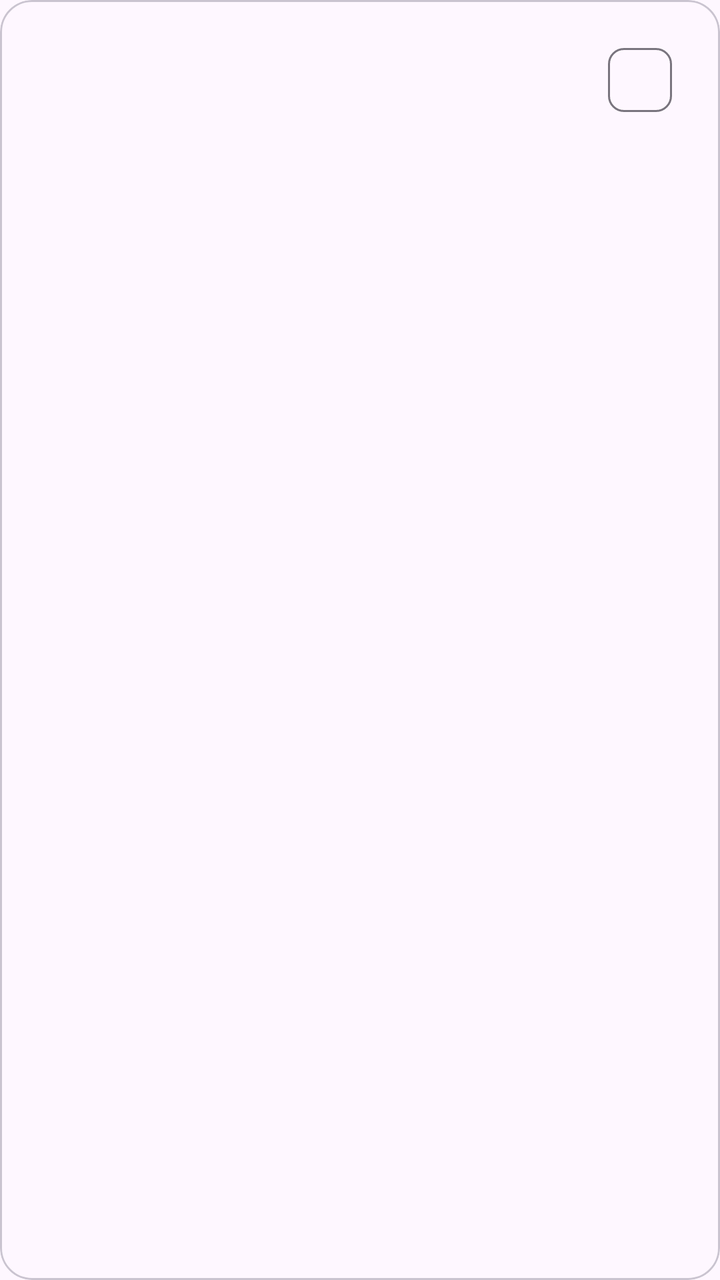
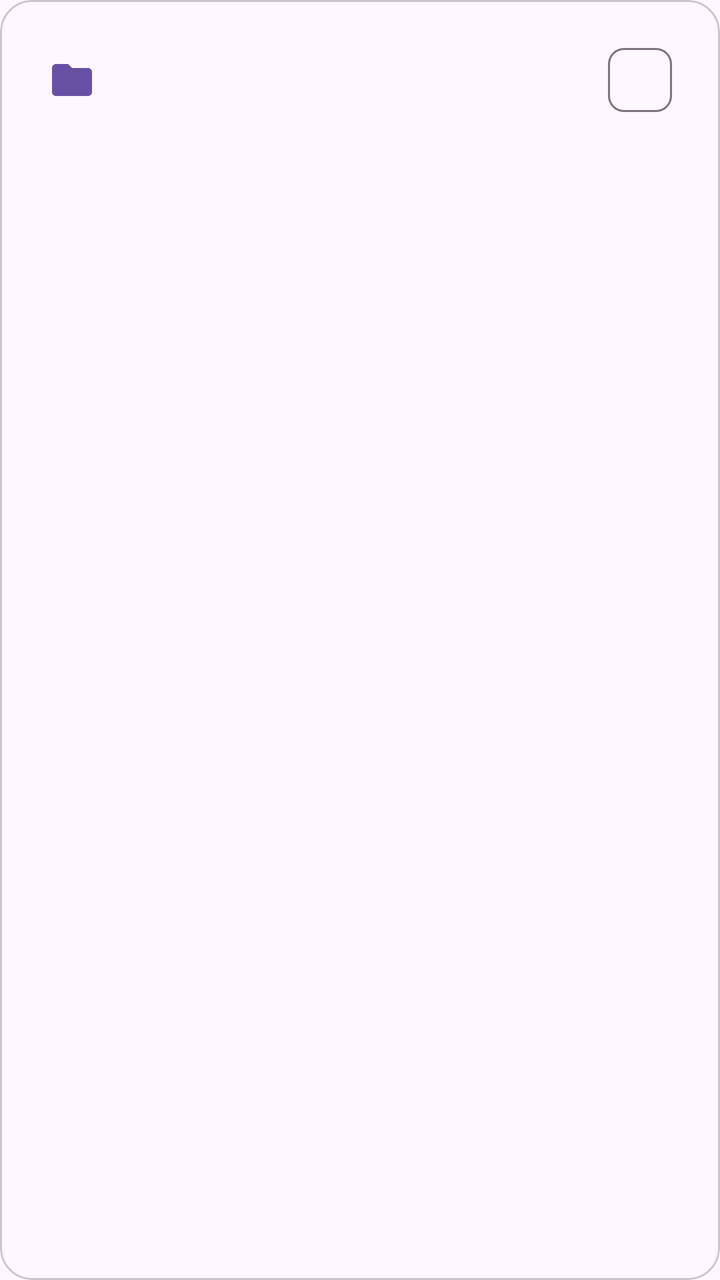

Before-and-after screenshots of an Android layout around one commit, followed by the original layout XML and the change that was made.
<!-- AndroidManifest.xml: application theme Theme.CloneCat -->
<!-- res/layout/item_user.xml -->
<?xml version="1.0" encoding="utf-8"?>
<com.google.android.material.card.MaterialCardView
    xmlns:android="http://schemas.android.com/apk/res/android"
    xmlns:app="http://schemas.android.com/apk/res-auto"
    android:layout_width="match_parent"
    android:layout_height="wrap_content"
    android:layout_marginHorizontal="16dp"
    android:layout_marginTop="12dp"
    android:clickable="true"
    android:focusable="true"
    app:cardCornerRadius="16dp">

    <LinearLayout
        android:layout_width="match_parent"
        android:layout_height="wrap_content"
        android:gravity="center_vertical"
        android:orientation="horizontal"
        android:padding="16dp">

        <LinearLayout
            android:layout_width="0dp"
            android:layout_height="wrap_content"
            android:layout_weight="1"
            android:orientation="vertical">

            <TextView
                android:id="@+id/userName"
                android:layout_width="wrap_content"
                android:layout_height="wrap_content"
                android:textAppearance="?attr/textAppearanceTitleMedium" />

            <TextView
                android:id="@+id/userMeta"
                android:layout_width="wrap_content"
                android:layout_height="wrap_content"
                android:textAppearance="?attr/textAppearanceBodySmall" />
        </LinearLayout>

        <com.google.android.material.chip.Chip
            android:id="@+id/typeChip"
            android:layout_width="wrap_content"
            android:layout_height="wrap_content"
            android:textColor="@android:color/white"
            android:clickable="false" />
    </LinearLayout>
</com.google.android.material.card.MaterialCardView>
<!-- resources referenced by this layout -->
<resources>
  <style name="Theme.CloneCat" parent="Theme.Material3.DayNight.NoActionBar" />
</resources>

<!-- the commit's change to res/layout/item_user.xml (unified diff, before → after) -->
@@ -16,6 +16,16 @@
         android:gravity="center_vertical"
         android:orientation="horizontal"
         android:padding="16dp">
+
+        <ImageButton
+            android:id="@+id/folderButton"
+            android:layout_width="40dp"
+            android:layout_height="40dp"
+            android:layout_marginEnd="8dp"
+            android:background="?attr/selectableItemBackgroundBorderless"
+            android:contentDescription="@string/action_pin_folder"
+            android:src="@drawable/ic_folder"
+            app:tint="?attr/colorPrimary" />
 
         <LinearLayout
             android:layout_width="0dp"
<!-- resource entries referenced after the edit -->
@@ -1,5 +1,16 @@
 <!-- resources referenced by this layout -->
 <resources>
+  <!-- drawable ic_folder (drawable) -->
+  <vector xmlns:android="http://schemas.android.com/apk/res/android"
+      android:width="24dp"
+      android:height="24dp"
+      android:viewportWidth="24"
+      android:viewportHeight="24">
+      <path
+          android:fillColor="@android:color/white"
+          android:pathData="M10,4H4c-1.1,0 -1.99,0.9 -1.99,2L2,18c0,1.1 0.9,2 2,2h16c1.1,0 2,-0.9 2,-2V8c0,-1.1 -0.9,-2 -2,-2h-8l-2,-2z" />
+  </vector>
+  <string name="action_pin_folder">Add app folder to Home</string>
   <style name="Theme.CloneCat" parent="Theme.Material3.DayNight.NoActionBar" />
 </resources>
 
